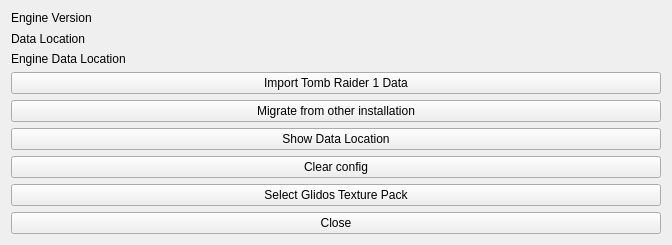
stohrendorf/CroftEngine, file src/setup/mainwindow.ui: the form before one commit.
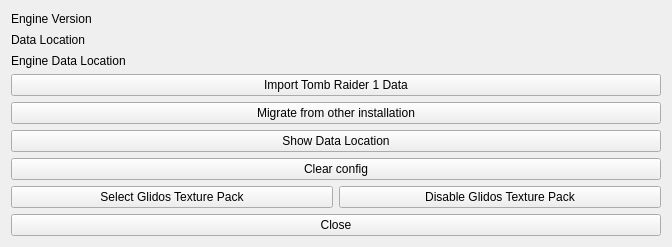
The form after the commit.

Commit message: allow to disable texture packs from the ui

What changed in the file:
```diff
--- a/src/setup/mainwindow.ui
+++ b/src/setup/mainwindow.ui
@@ -7,7 +7,7 @@
     <x>0</x>
     <y>0</y>
     <width>672</width>
-    <height>245</height>
+    <height>247</height>
    </rect>
   </property>
   <property name="windowTitle">
@@ -18,7 +18,7 @@
   </property>
   <widget class="QWidget" name="centralWidget">
    <layout class="QGridLayout" name="gridLayout">
-    <item row="7" column="1">
+    <item row="8" column="1">
      <widget class="QPushButton" name="closeBtn">
       <property name="text">
        <string>Close</string>
@@ -100,11 +100,22 @@
      </widget>
     </item>
     <item row="6" column="1">
+     <layout class="QHBoxLayout" name="horizontalLayout">
+      <item>
      <widget class="QPushButton" name="selectGlidos">
       <property name="text">
        <string>Select Glidos Texture Pack</string>
       </property>
      </widget>
+      </item>
+      <item>
+       <widget class="QPushButton" name="disableGlidos">
+        <property name="text">
+         <string>Disable Glidos Texture Pack</string>
+        </property>
+       </widget>
+      </item>
+     </layout>
     </item>
    </layout>
   </widget>
```
Left out of the diff: 18 changed lines with no effect on the pictures. Lines whose indentation alone changed are shown as unchanged. The commit also changes 2 other files.
